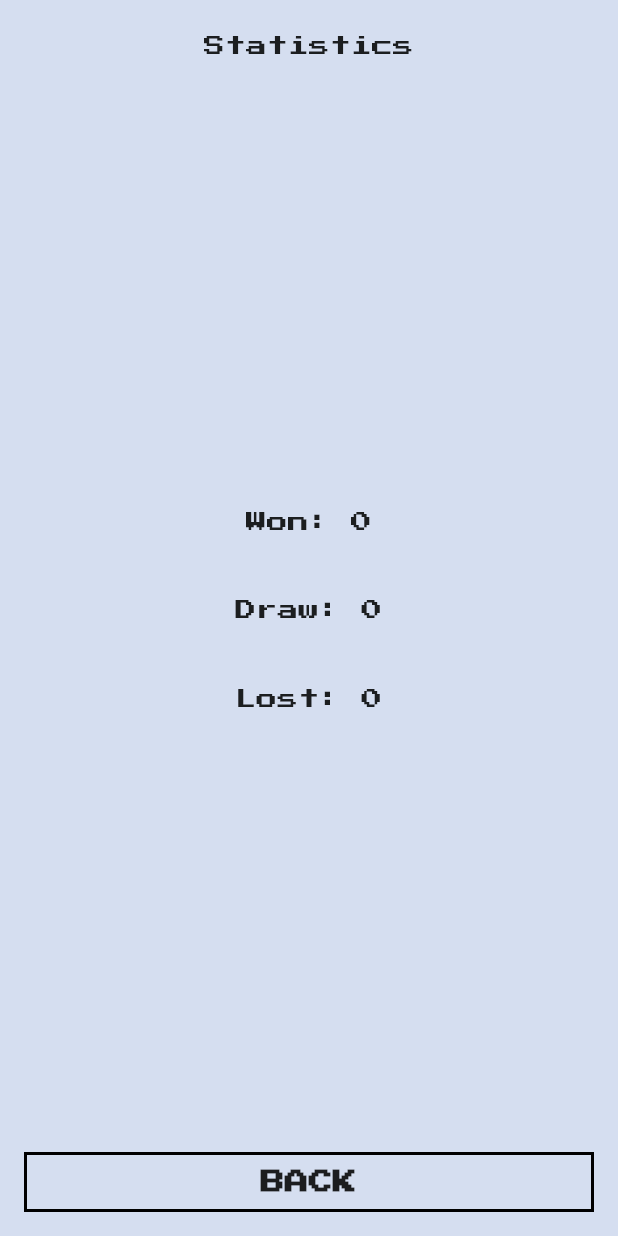
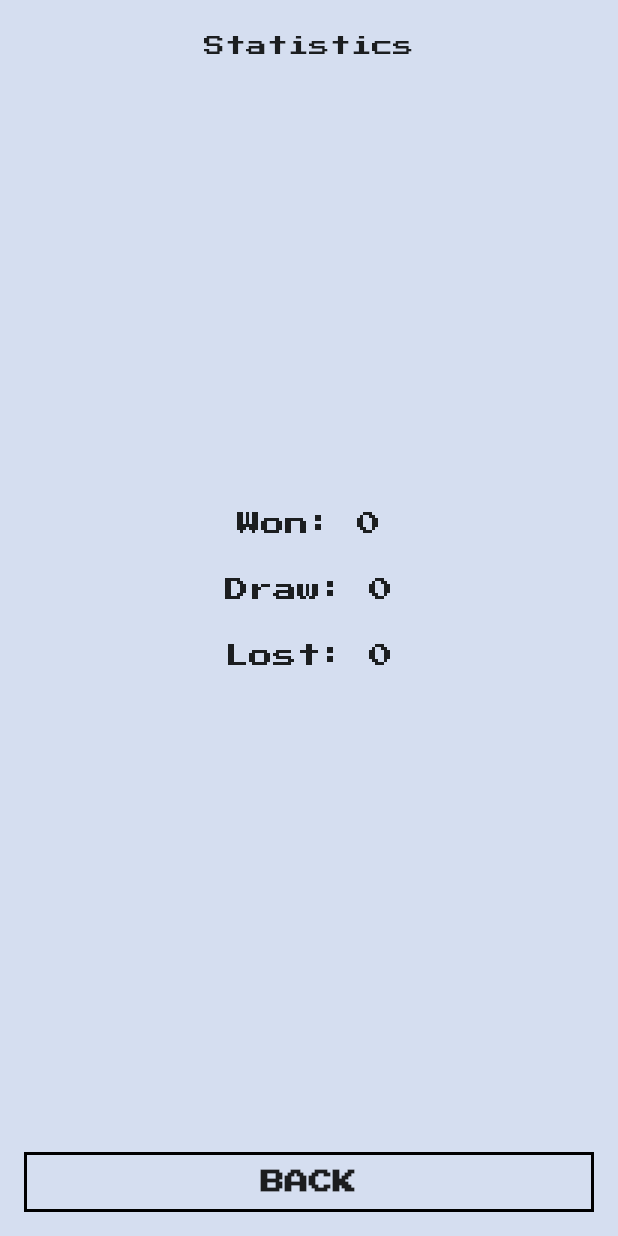
Before and after one commit to SeducerSasha/flutter_fight_club, a Flutter app: the StatisticPage screen opened directly, on a phone screen of 412 x 824 dp. Run offline on Flutter 3.47's test engine with Material 2 defaults, Android fonts, the phone set to English and light mode, and no system bars; our stand-ins replace google_fonts, shared_preferences; accounts and stored records are empty.

Commit message:
Commit finish-2

```diff
--- a/lib/pages/statistics_page.dart
+++ b/lib/pages/statistics_page.dart
@@ -3,14 +3,9 @@ import 'package:flutter_fight_club/resources/fight_club_colors.dart';
 import 'package:flutter_fight_club/widgets/secondary_action_button.dart';
 import 'package:shared_preferences/shared_preferences.dart';
 
-class StatisticPage extends StatefulWidget {
+class StatisticPage extends StatelessWidget {
   const StatisticPage({super.key});
 
-  @override
-  State<StatisticPage> createState() => _StatisticPageState();
-}
-
-class _StatisticPageState extends State<StatisticPage> {
   @override
   Widget build(BuildContext context) {
     return Scaffold(
@@ -27,39 +22,65 @@ class _StatisticPageState extends State<StatisticPage> {
               child: SizedBox(
                 height: 132,
                 child: Column(
-                mainAxisAlignment: MainAxisAlignment.spaceBetween,
                   children: [
-                  FutureBuilder<int?>(
+                    Expanded(
+                      child: FutureBuilder<int?>(
                           future: SharedPreferences.getInstance().then(
                               (sharedPrefs) => sharedPrefs.getInt('stats_won')),
                           builder: (context, snapshot) {
                             if (!snapshot.hasData || snapshot.data == null) {
-                          return const Text('Won: 0');
+                              return const Text(
+                                'Won: 0',
+                                style: TextStyle(fontSize: 16),
+                              );
                             }
-                        return Text('Won: ${snapshot.data}');
+                            return Text(
+                              'Won: ${snapshot.data}',
+                              style: TextStyle(fontSize: 16),
+                            );
                           }),
-                  FutureBuilder<int?>(
+                    ),
+                    Expanded(
+                      child: FutureBuilder<int?>(
                           future: SharedPreferences.getInstance().then(
-                          (sharedPrefs) => sharedPrefs.getInt('stats_draw')),
+                              (sharedPrefs) =>
+                                  sharedPrefs.getInt('stats_draw')),
                           builder: (context, snapshot) {
                             if (!snapshot.hasData || snapshot.data == null) {
-                          return const Text('Draw: 0');
+                              return const Text(
+                                'Draw: 0',
+                                style: TextStyle(fontSize: 16),
+                              );
                             }
-                        return Text('Draw: ${snapshot.data}');
+                            return Text(
+                              'Draw: ${snapshot.data}',
+                              style: TextStyle(fontSize: 16),
+                            );
                           }),
-                  FutureBuilder<int?>(
+                    ),
+                    Expanded(
+                      child: FutureBuilder<int?>(
                           future: SharedPreferences.getInstance().then(
-                          (sharedPrefs) => sharedPrefs.getInt('stats_lost')),
+                              (sharedPrefs) =>
+                                  sharedPrefs.getInt('stats_lost')),
                           builder: (context, snapshot) {
                             if (!snapshot.hasData || snapshot.data == null) {
-                          return const Text('Lost: 0');
+                              return const Text(
+                                'Lost: 0',
+                                style: TextStyle(fontSize: 16),
+                              );
                             }
-                        return Text('Lost: ${snapshot.data}');
+                            return Text(
+                              'Lost: ${snapshot.data}',
+                              style: TextStyle(fontSize: 16),
+                            );
                           }),
+                    ),
                   ],
                 ),
               ),
-          )),
+            ),
+          ),
           Padding(
             padding: const EdgeInsets.symmetric(vertical: 16),
             child: SecondaryActionButton(
```
Lines whose indentation alone changed are shown as unchanged.
